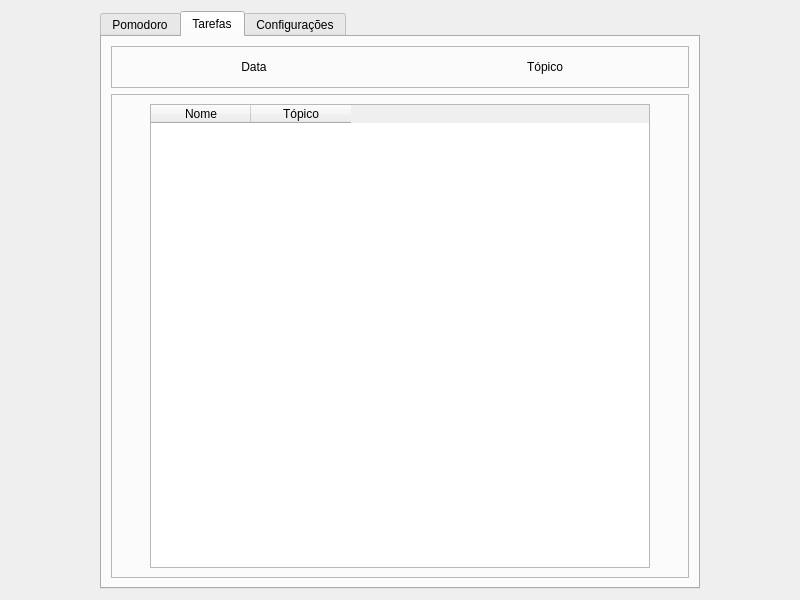
The window that functions/new_pomodoro/new_pomodoro_page.ui (Nbdyleto/PySide6_Self_TCC) describes before a commit, drawn with Qt 5.
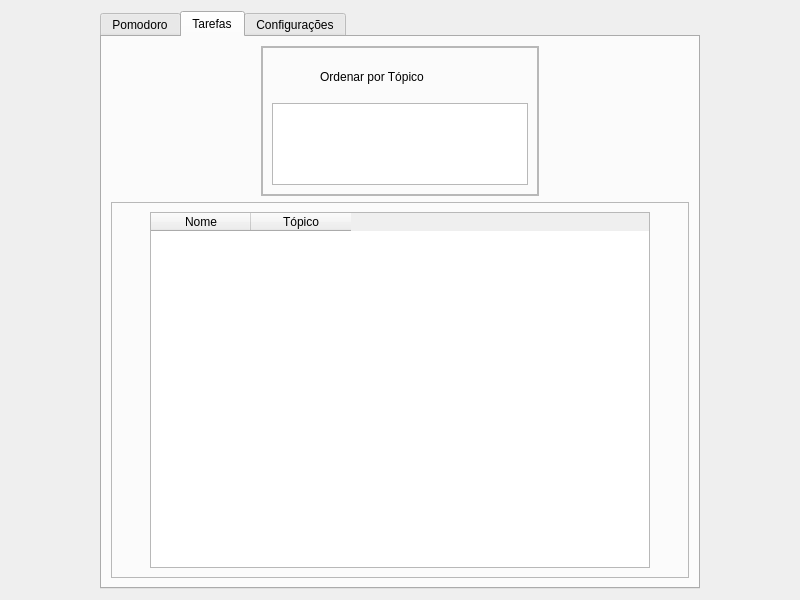
The same window after the commit. The open tabs and pages were chosen to show the change.

Commit message: [pomodoro] filter by topics in table

The edit to the form file:
```diff
--- a/functions/new_pomodoro/new_pomodoro_page.ui
+++ b/functions/new_pomodoro/new_pomodoro_page.ui
@@ -344,12 +344,12 @@
        <string>Tarefas</string>
       </attribute>
       <layout class="QVBoxLayout" name="verticalLayout_6">
-       <item>
+       <item alignment="Qt::AlignHCenter">
         <widget class="QFrame" name="frame_6">
          <property name="maximumSize">
           <size>
            <width>16777215</width>
-           <height>50</height>
+           <height>150</height>
           </size>
          </property>
          <property name="frameShape">
@@ -371,7 +371,16 @@
           <property name="bottomMargin">
            <number>0</number>
           </property>
-          <item alignment="Qt::AlignHCenter">
+          <item alignment="Qt::AlignLeft">
+           <widget class="QFrame" name="frame_2">
+            <property name="frameShape">
+             <enum>QFrame::StyledPanel</enum>
+            </property>
+            <property name="frameShadow">
+             <enum>QFrame::Raised</enum>
+            </property>
+            <layout class="QVBoxLayout" name="verticalLayout_7">
+             <item>
            <widget class="QPushButton" name="pushButton">
             <property name="minimumSize">
              <size>
@@ -391,32 +400,14 @@
 text-align: center;</string>
             </property>
             <property name="text">
-             <string>Data</string>
+                <string>Ordenar por Tópico</string>
             </property>
            </widget>
           </item>
-          <item alignment="Qt::AlignHCenter">
-           <widget class="QPushButton" name="pushButton_2">
-            <property name="minimumSize">
-             <size>
-              <width>120</width>
-              <height>40</height>
-             </size>
-            </property>
-            <property name="maximumSize">
-             <size>
-              <width>200</width>
-              <height>16777215</height>
-             </size>
-            </property>
-            <property name="styleSheet">
-             <string notr="true">background-repeat: no-repeat; 
-border-radius: 20px;
-text-align: center;</string>
-            </property>
-            <property name="text">
-             <string>Tópico</string>
-            </property>
+             <item>
+              <widget class="QListWidget" name="listByTopic"/>
+             </item>
+            </layout>
            </widget>
           </item>
          </layout>
```
Left out of the diff: 22 changed lines with no effect on the pictures. Lines whose indentation alone changed are shown as unchanged. The commit also changes 5 other files.
